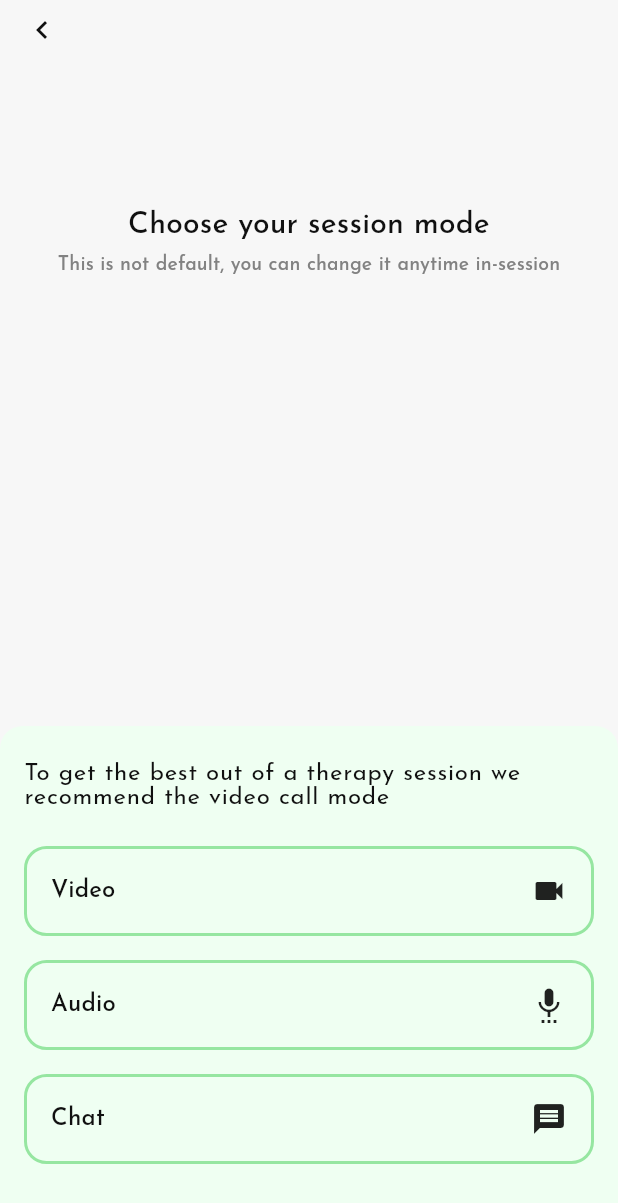
After one commit to DeveloperMaleek/talk2me, a Flutter app: the ClientSessionMode screen opened by its route, on a phone screen of 412 x 824 dp. The commit adds this screen. Shown: the top 1203 px of the screen. Run offline on Flutter 3.47's test engine with Material 2 defaults, Android fonts, the phone set to English and light mode, and no system bars; our stand-ins replace font_awesome_flutter, google_fonts, google_nav_bar, multi_select_flutter, step_progress_indicator; network calls fail.

Commit message:
Session mode completed

```diff
--- a/lib/main.dart
+++ b/lib/main.dart
@@ -1,6 +1,8 @@
 import 'package:flutter/material.dart';
+import 'package:talk2me/constants/strings.dart';
 import 'package:talk2me/my_app.dart';
+import 'package:provider/provider.dart';
 
 void main() {
-  runApp(const MyApp());
+  runApp(ChangeNotifierProvider(create: (_) => booloi(), child: const MyApp()));
 }
--- a/lib/routes.dart
+++ b/lib/routes.dart
@@ -4,6 +4,8 @@ import 'package:talk2me/ui/navigation/navigation.dart';
 import 'package:talk2me/ui/therapy/book_therapy_1.dart';
 import 'package:talk2me/ui/therapy/book_therapy_2.dart';
 import 'package:talk2me/ui/therapy/booking_session_success.dart';
+import 'package:talk2me/ui/therapy/client_session_mode.dart';
+import 'package:talk2me/ui/therapy/client_therapy.dart';
 import 'package:talk2me/ui/therapy/select_available_sessions.dart';
 import 'package:talk2me/ui/therapy/session_therapist_preview.dart';
 import 'package:talk2me/ui/therapy/therapist_selection.dart';
@@ -16,6 +18,8 @@ const String clientNavigation = "clientNavigation";
 const String therapyBookSession = "therapyBookSession";
 const String therapyBookSession2 = "therapyBookSession2";
 const String therapySelection = "therapySelection";
+const String clientTherapy = "clientTherapy";
+const String clientSessionMode = "clientSessionMode";
 
 Route<dynamic> controller(RouteSettings settings) {
   switch (settings.name) {
@@ -23,6 +27,10 @@ Route<dynamic> controller(RouteSettings settings) {
       return MaterialPageRoute(builder: (context) => ClientNavigation());
     case clientDashboardPage:
       return MaterialPageRoute(builder: (context) => ClientDashboard());
+    case clientSessionMode:
+      return MaterialPageRoute(builder: (context) => ClientSessionMode());
+    case clientTherapy:
+      return MaterialPageRoute(builder: (context) => ClientTherapy());
     case selectAvailableSessions:
       return MaterialPageRoute(builder: (context) => SelectAvailableSessions());
     case sessionTherapistPreview:
--- a/lib/ui/therapy/book_therapy_1.dart
+++ b/lib/ui/therapy/book_therapy_1.dart
@@ -112,7 +112,7 @@ class _BookTherapy1State extends State<BookTherapy1> {
                           height: 16,
                         ),
                         button.OutlineButton(
-                            buttonText: 'Bipolar',
+                            buttonText: 'HeartBreak',
                             buttonTextColor: AppColors.textColorLightBg,
                             onPressed: () {
                               Navigator.pushNamed(
--- a/lib/ui/therapy/book_therapy_2.dart
+++ b/lib/ui/therapy/book_therapy_2.dart
@@ -20,9 +20,6 @@ class _BookTherapy1State extends State<BookTherapy2> {
         backgroundColor: AppColors.lightBackground,
         appBar: app_bar_btn.AppBarNavWithBackButton(
           iconColor: AppColors.textColorLightBg,
-          // onPressed: () {
-          // Navigator.pop(context);
-          // },
         ),
         body: CustomScrollView(slivers: [
           SliverFillRemaining(
--- /dev/null
+++ b/lib/ui/therapy/client_session_mode.dart
@@ -0,0 +1,149 @@
+import 'package:flutter/material.dart';
+import 'package:talk2me/constants/colors.dart';
+import 'package:talk2me/widgets/appBar.dart' as app_bar_btn;
+import 'package:talk2me/constants/text_styles.dart' as text_content;
+import 'package:talk2me/widgets/buttons.dart' as button;
+
+class ClientSessionMode extends StatefulWidget {
+  const ClientSessionMode({Key? key}) : super(key: key);
+
+  @override
+  State<ClientSessionMode> createState() => Client_SessionModeState();
+}
+
+class Client_SessionModeState extends State<ClientSessionMode> {
+  @override
+  Widget build(BuildContext context) {
+    return Scaffold(
+        backgroundColor: AppColors.lightBackground,
+        appBar: app_bar_btn.AppBarNavWithBackButton(
+          iconColor: AppColors.textColorLightBg,
+        ),
+        body: CustomScrollView(slivers: [
+          SliverFillRemaining(
+              child: Column(children: [
+            Expanded(
+              child: Padding(
+                padding: const EdgeInsets.only(top: 100),
+                child: Column(
+                  children: [
+                    const text_content.HeadingSix(
+                      text: 'Choose your session mode',
+                      textColor: AppColors.textColorLightBg,
+                      textAlignment: TextAlign.center,
+                    ),
+                    SizedBox(
+                      height: 10,
+                    ),
+                    text_content.SubtitleTwo(
+                      text:
+                          'This is not default, you can change it anytime in-session',
+                      textColor: AppColors.subtitleTextLightBg,
+                    )
+                  ],
+                ),
+              ),
+            ),
+            Container(
+              width: double.infinity,
+              // height: MediaQuery.of(context).size.height * 0.65,
+              padding: const EdgeInsets.only(
+                  left: 16, right: 16, top: 24, bottom: 48),
+              decoration: const BoxDecoration(
+                color: AppColors.greenBackground,
+                borderRadius: BorderRadius.only(
+                  topLeft: Radius.circular(15),
+                  topRight: Radius.circular(15),
+                ),
+              ),
+              child: Column(
+                children: [
+                  text_content.BodyTextOne(
+                      text:
+                          "To get the best out of a therapy session we recommend the video call mode",
+                      textColor: AppColors.textColorLightBg),
+                  const SizedBox(
+                    height: 24,
+                  ),
+                  GestureDetector(
+                    onTap: () {},
+                    child: Container(
+                      decoration: BoxDecoration(
+                          border: Border.all(
+                              color: AppColors.primaryColor, width: 2),
+                          borderRadius: BorderRadius.circular(15)),
+                      padding: EdgeInsets.all(16),
+                      child: Row(
+                        mainAxisAlignment: MainAxisAlignment.spaceBetween,
+                        crossAxisAlignment: CrossAxisAlignment.center,
+                        children: [
+                          text_content.SubtitleOne(
+                              text: "Video",
+                              textColor: AppColors.textColorLightBg),
+                          Icon(
+                            Icons.videocam,
+                            size: 24,
+                          )
+                        ],
+                      ),
+                    ),
+                  ),
+                  const SizedBox(
+                    height: 16,
+                  ),
+                  GestureDetector(
+                    onTap: () {},
+                    child: Container(
+                      decoration: BoxDecoration(
+                          border: Border.all(
+                              color: AppColors.primaryColor, width: 2),
+                          borderRadius: BorderRadius.circular(15)),
+                      padding: EdgeInsets.all(16),
+                      child: Row(
+                        mainAxisAlignment: MainAxisAlignment.spaceBetween,
+                        crossAxisAlignment: CrossAxisAlignment.center,
+                        children: [
+                          text_content.SubtitleOne(
+                              text: "Audio",
+                              textColor: AppColors.textColorLightBg),
+                          Icon(
+                            Icons.settings_voice,
+                            size: 24,
+                          )
+                        ],
+                      ),
+                    ),
+                  ),
+                  const SizedBox(
+                    height: 16,
+                  ),
+                  GestureDetector(
+                    onTap: () {},
+                    child: Container(
+                      decoration: BoxDecoration(
+                          border: Border.all(
+                              color: AppColors.primaryColor, width: 2),
+                          borderRadius: BorderRadius.circular(15)),
+                      padding: EdgeInsets.all(16),
+                      child: Row(
+                        mainAxisAlignment: MainAxisAlignment.spaceBetween,
+                        crossAxisAlignment: CrossAxisAlignment.center,
+                        children: [
+                          text_content.SubtitleOne(
+                              text: "Chat",
+                              textColor: AppColors.textColorLightBg),
+                          Icon(
+                            Icons.message,
+                            size: 24,
+                          )
+                        ],
+                      ),
+                    ),
+                  ),
+                ],
+              ),
+            )
+          ]))
+        ]));
+  }
+}
--- a/pubspec.yaml
+++ b/pubspec.yaml
@@ -39,6 +39,7 @@ dependencies:
   getwidget: ^2.0.5
   font_awesome_flutter: ^9.2.0
   multi_select_flutter: ^4.1.2
+  provider: ^6.0.2
 
 dev_dependencies:
   flutter_test:
```
Also changed, not shown: lib/constants/strings.dart (+13 -0 lines), lib/ui/therapy/booking_session_success.dart (+8 -1 lines), lib/ui/therapy/client_therapy.dart (+77 -1 lines), lib/ui/therapy/session_therapist_preview.dart (+10 -3 lines), lib/widgets/buttons.dart (+6 -3 lines), lib/widgets/profile_widgets.dart (+17 -7 lines), lib/widgets/sessions_list.dart (added, +214 -0 lines), pubspec.lock.
